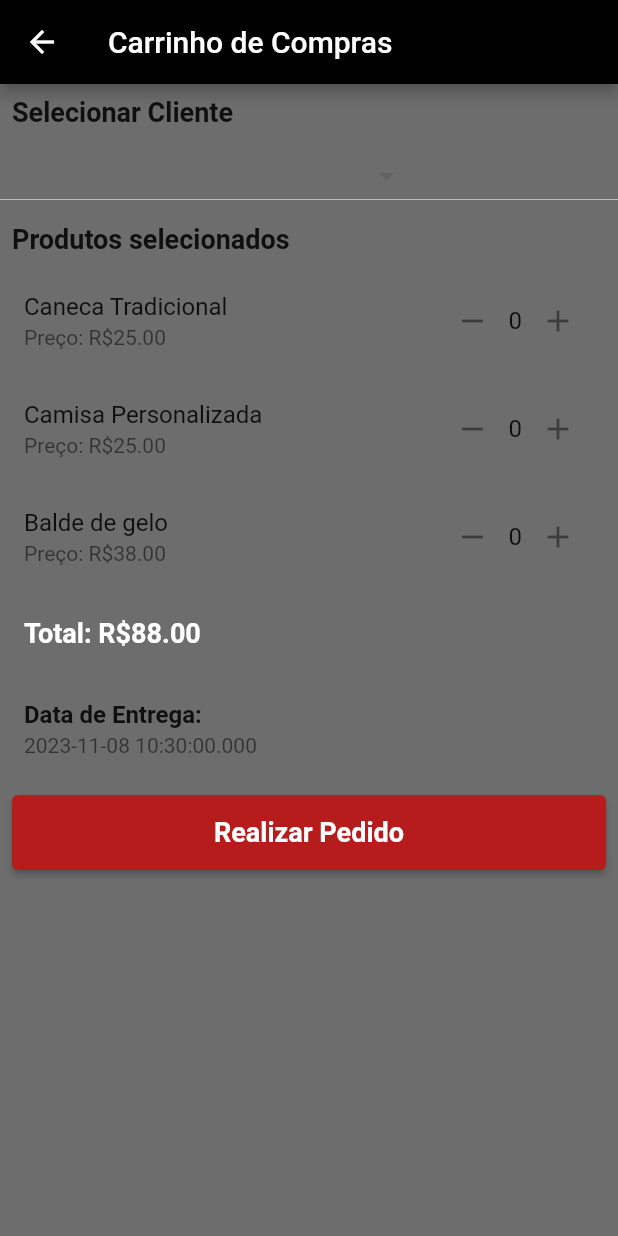
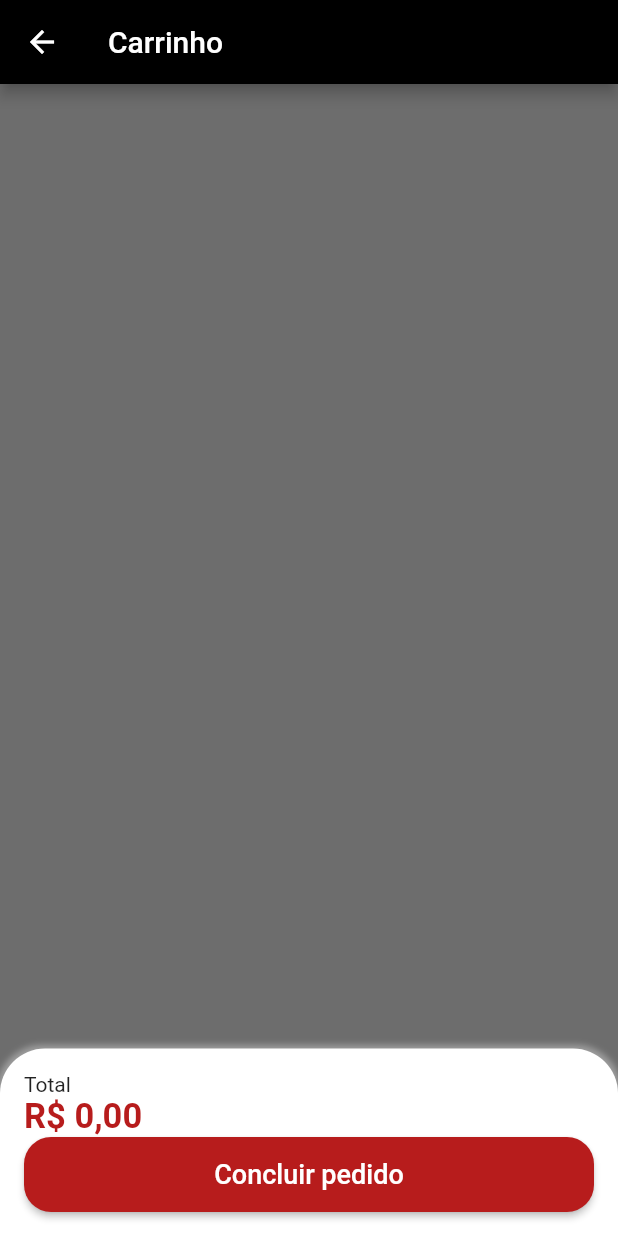
Before and after one commit to dmardoqueu/AppArtParadise, a Flutter app: the screen it shows after launch, after a tap on the "shopping cart" icon, on a phone screen of 412 x 824 dp. Run offline on Flutter 3.47's test engine with Material 2 defaults, Android fonts, the phone set to English and light mode, and no system bars; our stand-ins replace image_picker.

Commit message:
novo commit

```diff
--- a/artparadise/lib/app_data.dart
+++ b/artparadise/lib/app_data.dart
@@ -1,3 +1,4 @@
+import 'package:artparadise/cart_item.dart';
 import 'package:artparadise/item_model.dart';
 import 'cliente.dart';
 
@@ -167,7 +168,11 @@ List<Client> clients = [
   marinez,
 ];
 
+List<CartItem> cartItems = [];
 
+void addToCart(CartItem item) {
+  cartItems.add(item);
+}
 
 // List<CartItemModel> cartItems = [
 //   CartItemModel(
--- /dev/null
+++ b/artparadise/lib/carrinho_de_compras.dart
@@ -0,0 +1,141 @@
+import 'package:flutter/material.dart';
+import 'utils_services.dart';
+import 'cart_item.dart';
+import 'app_data.dart' as app_data;
+import 'cart_tile.dart';
+
+class CartTab extends StatefulWidget {
+  const CartTab({super.key});
+
+  @override
+  State<CartTab> createState() => _CartTabState();
+}
+
+class _CartTabState extends State<CartTab> {
+  final UtilsServices utilsServices = UtilsServices();
+
+  void removeItemFromCart(CartItem cartItem) {
+    setState(() {
+      app_data.cartItems.remove(cartItem);
+    });
+  }
+
+  double total = 0;
+  double cartTotalPrice() {
+    for (var item in app_data.cartItems) {
+      total += item.totalPrice();
+    }
+    return total;
+  }
+
+  @override
+  Widget build(BuildContext context) {
+    return Scaffold(
+      appBar: AppBar(
+        backgroundColor: Colors.black,
+        title: const Text('Carrinho'),
+      ),
+      body: Column(
+        children: [
+          Expanded(
+              child: ListView.builder(
+                  itemCount: app_data.cartItems.length,
+                  itemBuilder: (_, index) {
+                    return CartTile(
+                      cartItem: app_data.cartItems[index],
+                      remove: removeItemFromCart,
+                    );
+                  })),
+          Container(
+            padding: const EdgeInsets.all(16),
+            decoration: const BoxDecoration(
+              color: Colors.white,
+              borderRadius: BorderRadius.vertical(
+                top: Radius.circular(30),
+              ),
+              boxShadow: [
+                BoxShadow(
+                  color: Colors.grey,
+                  blurRadius: 3,
+                  spreadRadius: 2,
+                ),
+              ],
+            ),
+            child: Column(
+              crossAxisAlignment: CrossAxisAlignment.stretch,
+              children: [
+                const Text(
+                  'Total',
+                  style: TextStyle(
+                    fontSize: 14,
+                  ),
+                ),
+                Text(
+                  utilsServices.priceToCurrency(cartTotalPrice()),
+                  style: TextStyle(
+                    fontSize: 23,
+                    color: Colors.red.shade900,
+                    fontWeight: FontWeight.bold,
+                  ),
+                ),
+                SizedBox(
+                  height: 50,
+                  child: ElevatedButton(
+                    style: ElevatedButton.styleFrom(
+                      backgroundColor: Colors.red.shade900,
+                      shape: RoundedRectangleBorder(
+                        borderRadius: BorderRadius.circular(18),
+                      ),
+                    ),
+                    onPressed: () async {
+                      bool? result = await showOrderConfirmation();
+                    },
+                    child: const Text(
+                      'Concluir pedido',
+                      style: TextStyle(
+                        fontSize: 18,
+                      ),
+                    ),
+                  ),
+                ),
+              ],
+            ),
+          )
+        ],
+      ),
+    );
+  }
+
+  Future<bool?> showOrderConfirmation() {
+    return showDialog(
+        context: context,
+        builder: (context) {
+          return AlertDialog(
+            shape: RoundedRectangleBorder(
+              borderRadius: BorderRadius.circular(20),
+            ),
+            title: const Text('Confirmação'),
+            content: const Text('Deseja realmente concluir o pedido?'),
+            actions: [
+              TextButton(
+                onPressed: () {
+                  Navigator.of(context).pop(false);
+                },
+                child: const Text('Não'),
+              ),
+              ElevatedButton(
+                style: ElevatedButton.styleFrom(
+                  shape: RoundedRectangleBorder(
+                    borderRadius: BorderRadius.circular(20),
+                  ),
+                ),
+                onPressed: () {
+                  Navigator.of(context).pop(true);
+                },
+                child: const Text('Sim'),
+              )
+            ],
+          );
+        });
+  }
+}
--- a/artparadise/lib/cart_item.dart
+++ b/artparadise/lib/cart_item.dart
@@ -8,4 +8,6 @@ class CartItem {
     required this.product,
     this.quantity = 1,
   });
+
+  double totalPrice() => product.value * quantity;
 }
--- a/artparadise/lib/main.dart
+++ b/artparadise/lib/main.dart
@@ -1,6 +1,7 @@
 import 'package:artparadise/cadastrar_cliente.dart' as client_registration;
 import 'package:artparadise/cadastrar_produto.dart';
 import 'package:artparadise/carrinho.dart';
+import 'package:artparadise/carrinho_de_compras.dart';
 import 'package:artparadise/gerenciar_pedidos.dart';
 import 'package:artparadise/item_model.dart';
 import 'package:artparadise/resumo_semanal.dart'; // Importe a tela de resumo semanal
@@ -50,16 +51,7 @@ class _MyHomePageState extends State<MyHomePage> {
               // List<Product> selectedProducts =
               //     selectedItems.map((item) => item.toProduct()).toList();
               Navigator.of(context).push(
-                MaterialPageRoute(
-                  builder: (context) => ShoppingCartScreen(
-                    clients: app_data.clients,
-                    products: [],
-                    onPlaceOrder:
-                        (cartItems, selectedClient, selectedDeliveryDate) {
-                      // Lógica para realizar o pedido aqui
-                    },
-                  ),
-                ),
+                MaterialPageRoute(builder: (context) => CartTab()),
               );
               // Limpa a lista de itens selecionados
               // setState(() {
```
Also changed, not shown: artparadise/lib/cart_tile.dart (added, +70 -0 lines), artparadise/lib/item_tile.dart (+2 -12 lines).
